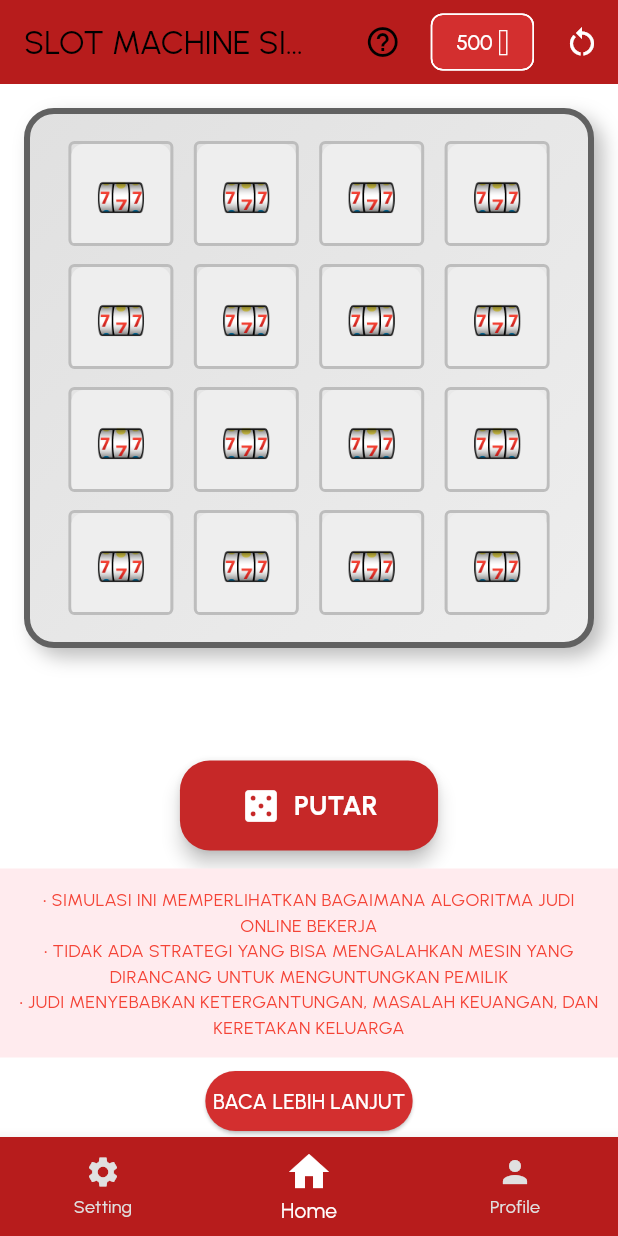
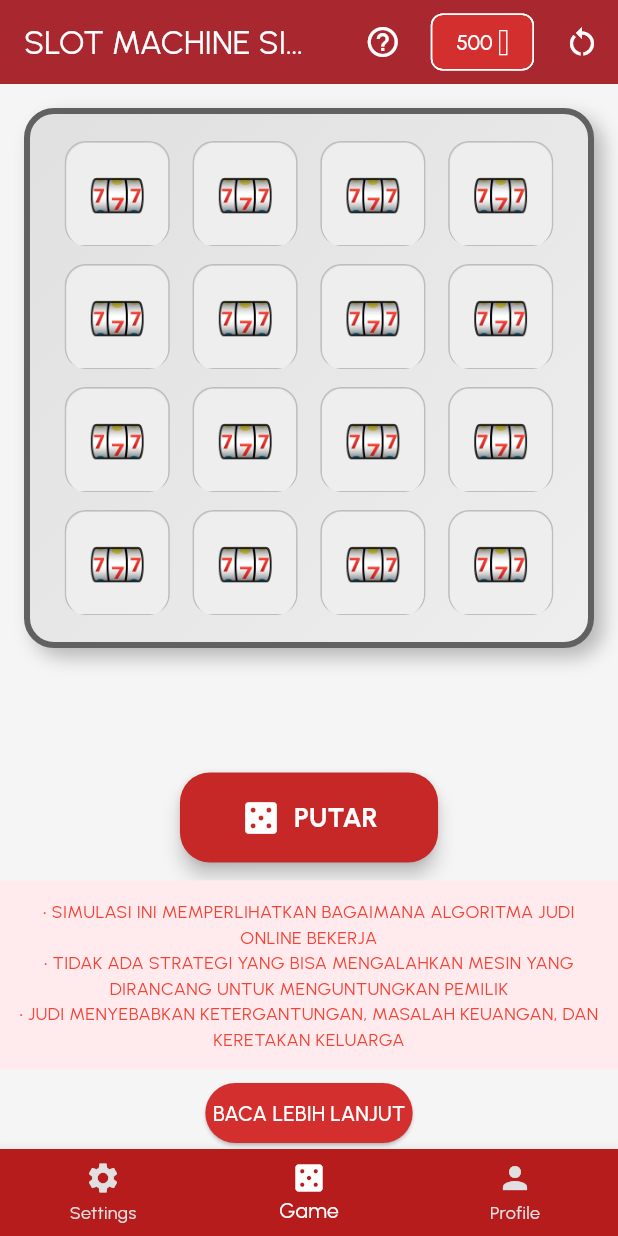
Before and after one commit to Fikri-rmd/skripsi_simulasi_gambling, a Flutter app: the screen it shows after launch, after a tap on "LEWATI", after a tap on "Login dengan Google", on a phone screen of 412 x 824 dp. Run offline on Flutter 3.47's test engine with Material 3 defaults, Android fonts, the phone set to English and light mode, and no system bars; our stand-ins replace cloud_firestore, firebase_auth, firebase_core, font_awesome_flutter, google_fonts, google_sign_in and 1 more; accounts and stored records are empty.

Commit message:
fix tampilan

```diff
--- a/lib/main.dart
+++ b/lib/main.dart
@@ -27,6 +27,19 @@ class MyApp extends StatelessWidget {
       debugShowCheckedModeBanner: false,
       title: 'slot game',
       theme: ThemeData(
+        primarySwatch: Colors.red,
+        scaffoldBackgroundColor: Colors.grey[100],
+        appBarTheme: AppBarTheme(
+          backgroundColor: Colors.red[900],
+          foregroundColor: Colors.white,
+          elevation: 4,
+        ),
+        elevatedButtonTheme: ElevatedButtonThemeData(
+          style: ElevatedButton.styleFrom(
+            backgroundColor: Colors.red[800],
+            foregroundColor: Colors.white,
+          ),
+        ),
         textTheme: GoogleFonts.urbanistTextTheme(),
         colorScheme: ColorScheme.fromSwatch(primarySwatch: Colors.blue).copyWith(background: Colors.red),
       ),
--- a/lib/widgets/bottom_nav_bar.dart
+++ b/lib/widgets/bottom_nav_bar.dart
@@ -22,11 +22,11 @@ class BottomNavBar extends StatelessWidget {
       items: const [
         BottomNavigationBarItem(
           icon: Icon(Icons.settings),
-          label: 'Setting',
+          label: 'Settings',
         ),
         BottomNavigationBarItem(
-          icon: Icon(Icons.home, size: 32),
-          label: 'Home',
+          icon: Icon(Icons.casino),
+          label: 'Game',
         ),
         BottomNavigationBarItem(
           icon: Icon(Icons.person),
--- a/lib/widgets/slot_column.dart
+++ b/lib/widgets/slot_column.dart
@@ -22,20 +22,21 @@ class SlotColumn extends StatelessWidget {
   @override
   Widget build(BuildContext context) {
     return AnimatedContainer(
-      duration: const Duration(milliseconds: 100),
+      margin: const EdgeInsets.symmetric(horizontal: 4),
+      duration: const Duration(milliseconds: 500),
       curve: Curves.easeInOut,
       width: 70,
       decoration: BoxDecoration(
-        borderRadius: BorderRadius.circular(4),
+        borderRadius: BorderRadius.circular(14),
         border: Border.all(
           color: isWinningSymbol ? Colors.yellow : Colors.grey.shade400,
-          width: isWinningSymbol ? 3 : 2,
+          width: isWinningSymbol ? 3 : 1,
         ),
         boxShadow: isWinningSymbol
             ? [
                 BoxShadow(
                   color: Colors.yellow.withOpacity(0.6),
-                  blurRadius: 10,
+                  blurRadius: 8,
                   spreadRadius: 2
                 )
               ]
@@ -60,11 +61,11 @@ class SlotColumn extends StatelessWidget {
           alignment: Alignment.center,
           decoration: BoxDecoration(
             color: GameLogic.getSymbolColor(symbols[index]),
-            borderRadius: BorderRadius.circular(8),
+            borderRadius: BorderRadius.circular(15),
           ),
           child: Text(
             symbols[index],
-            style: const TextStyle(fontSize: 28),
+            style: const TextStyle(fontSize: 32),
           ),
         );
       },
```
